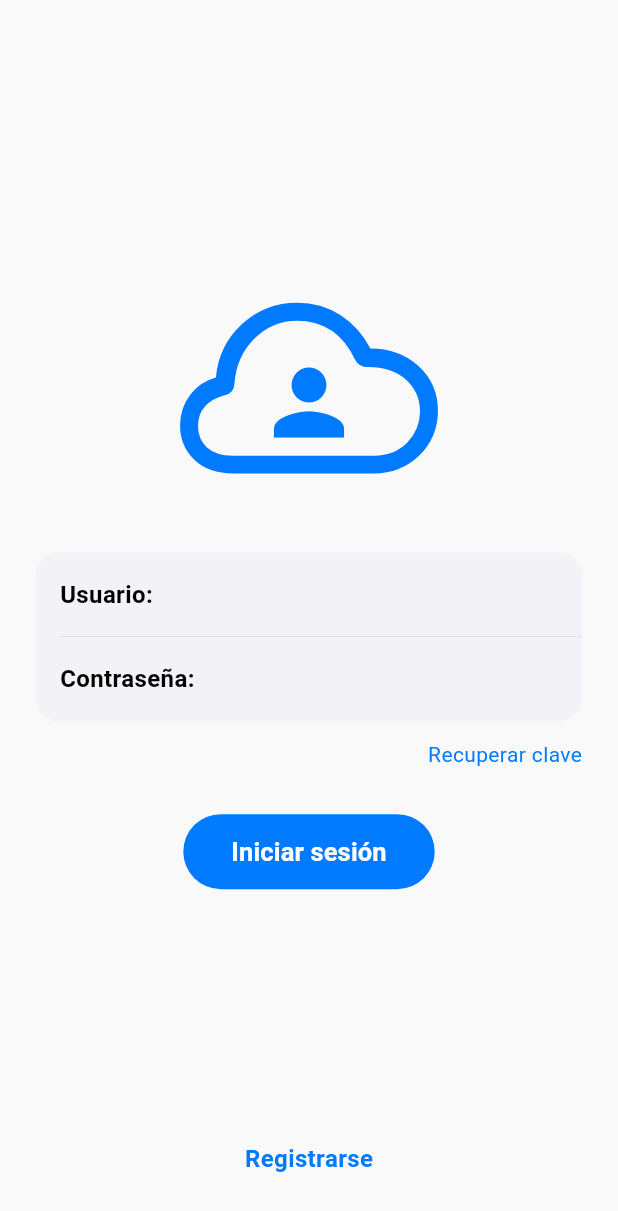
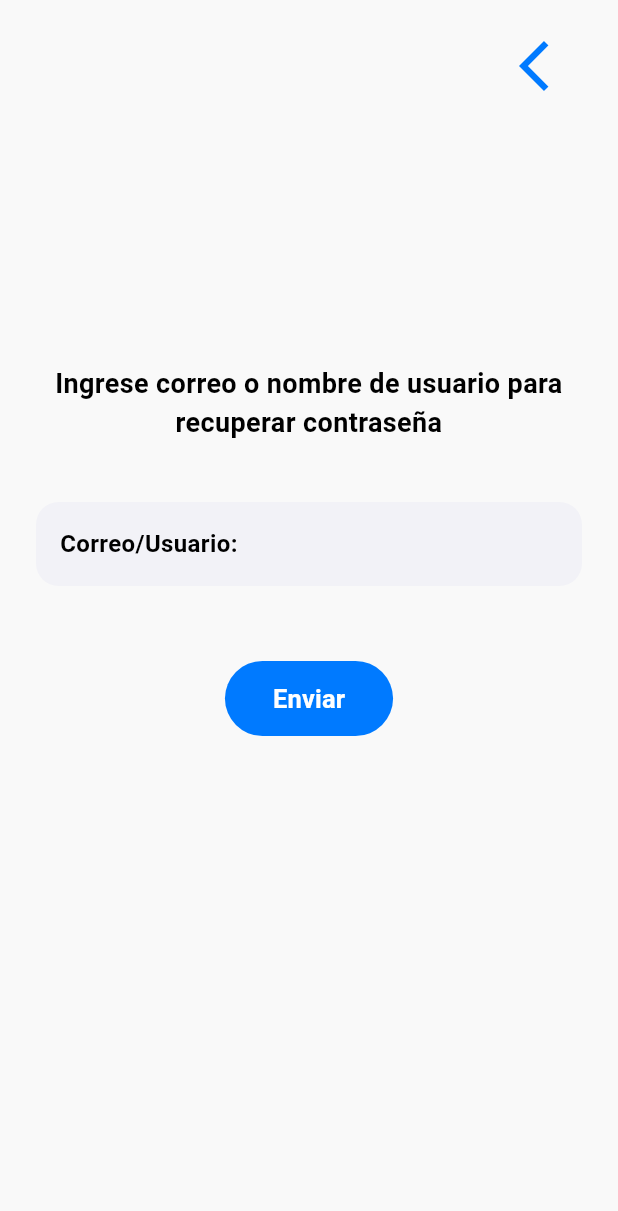
Before and after one commit to jhonsebastianasmiso/alarmas-educativas-ux, a Flutter app: the screen it shows after launch, after a tap on "Recuperar clave", on a phone screen of 412 x 824 dp. Shown: the top 1211 px of the screen. Run offline on Flutter 3.47's test engine with Material 3 defaults, Android fonts, the phone set to English and light mode, and no system bars.

Commit message:
feat: Agregar pantalla de recuperar contraseña y reglas del equipo
- Creé la pantalla de recuperar contraseña de forma pixel-perfect
- Saqué el botón de volver a un componente reutilizable AppleHeader
- Ajusté el AppleFormField para soportar textos más largos sin salto de línea
- Dejé configurados los agentes de inteligencia artificial para maquetación y revisión UI

```diff
--- a/lib/features/auth/presentation/screens/login_screen.dart
+++ b/lib/features/auth/presentation/screens/login_screen.dart
@@ -3,6 +3,7 @@ import 'package:flutter/cupertino.dart';
 import '../../../../shared/widgets/forms/apple_style_form.dart';
 import '../../../../shared/widgets/layouts/web_layout.dart';
 import '../../../../shared/widgets/buttons/apple_button.dart';
+import 'recover_password_screen.dart';
 
 class LoginScreen extends StatefulWidget {
   const LoginScreen({super.key});
@@ -94,7 +95,12 @@ class _LoginScreenState extends State<LoginScreen> {
                           alignment: Alignment.centerRight,
                           child: GestureDetector(
                             onTap: () {
-                              // Navigate to recover password
+                              Navigator.push(
+                                context,
+                                MaterialPageRoute(
+                                  builder: (context) => const RecoverPasswordScreen(),
+                                ),
+                              );
                             },
                             child: Text(
                               'Recuperar clave',
--- /dev/null
+++ b/lib/features/auth/presentation/screens/recover_password_screen.dart
@@ -0,0 +1,111 @@
+import 'package:flutter/material.dart';
+import 'package:flutter/cupertino.dart';
+import '../../../../shared/widgets/forms/apple_style_form.dart';
+import '../../../../shared/widgets/layouts/web_layout.dart';
+import '../../../../shared/widgets/layouts/apple_header.dart';
+import '../../../../shared/widgets/buttons/apple_button.dart';
+
+class RecoverPasswordScreen extends StatefulWidget {
+  const RecoverPasswordScreen({super.key});
+
+  @override
+  State<RecoverPasswordScreen> createState() => _RecoverPasswordScreenState();
+}
+
+class _RecoverPasswordScreenState extends State<RecoverPasswordScreen> {
+  final _emailController = TextEditingController();
+  final Color primaryBlue = const Color(0xFF007AFF); // Apple iOS Blue
+
+  @override
+  void dispose() {
+    _emailController.dispose();
+    super.dispose();
+  }
+
+  void _recoverPassword() {
+    // Implement recovery logic here
+  }
+
+  @override
+  Widget build(BuildContext context) {
+    return Scaffold(
+      backgroundColor: const Color(
+        0xFFF9F9F9,
+      ), // Slight greyish white for background
+      body: SafeArea(
+        child: Column(
+          children: [
+            const Padding(
+              padding: EdgeInsets.only(top: 24.0, right: 36.0),
+              child: AppleHeader(showBackButton: true),
+            ),
+            Expanded(
+              child: LayoutBuilder(
+                builder: (context, constraints) {
+                  return WebLayout(
+                    maxWidth: 600,
+                    child: SingleChildScrollView(
+                      padding: const EdgeInsets.symmetric(
+                        horizontal: 24.0,
+                        vertical: 24.0,
+                      ),
+                      child: ConstrainedBox(
+                        constraints: BoxConstraints(
+                          minHeight: constraints.maxHeight - 48,
+                        ), // minus padding
+                        child: IntrinsicHeight(
+                          child: Column(
+                            crossAxisAlignment: CrossAxisAlignment.center,
+                            children: [
+                              const Spacer(flex: 1),
+
+                              // Title text
+                              const Text(
+                                'Ingrese correo o nombre de usuario para recuperar contraseña',
+                                textAlign: TextAlign.center,
+                                style: TextStyle(
+                                  fontSize: 18,
+                                  fontWeight: FontWeight.w600,
+                                  color: Colors.black,
+                                ),
+                              ),
+
+                              const SizedBox(height: 40),
+
+                              // Input field
+                              AppleFormGroup(
+                                children: [
+                                  AppleFormField(
+                                    controller: _emailController,
+                                    label: 'Correo/Usuario:',
+                                    showClearButton: true,
+                                    labelWidth: 130.0,
+                                  ),
+                                ],
+                              ),
+
+                              const SizedBox(height: 50),
+
+                              // Enviar button
+                              AppleButton(
+                                text: 'Enviar',
+                                onPressed: _recoverPassword,
+                                isFullWidth: false,
+                              ),
+
+                              const Spacer(flex: 2),
+                            ],
+                          ),
+                        ),
+                      ),
+                    ),
+                  );
+                },
+              ),
+            ),
+          ],
+        ),
+      ),
+    );
+  }
+}
--- a/lib/shared/widgets/forms/apple_style_form.dart
+++ b/lib/shared/widgets/forms/apple_style_form.dart
@@ -44,6 +44,7 @@ class AppleFormField extends StatefulWidget {
   final TextInputType keyboardType;
   final bool showClearButton;
   final ValueChanged<String>? onChanged;
+  final double labelWidth;
 
   const AppleFormField({
     super.key,
@@ -54,6 +55,7 @@ class AppleFormField extends StatefulWidget {
     this.keyboardType = TextInputType.text,
     this.showClearButton = false,
     this.onChanged,
+    this.labelWidth = 100.0,
   });
 
   @override
@@ -93,7 +95,7 @@ class _AppleFormFieldState extends State<AppleFormField> {
         crossAxisAlignment: CrossAxisAlignment.center,
         children: [
           SizedBox(
-            width: 100, // Fixed width for labels to align properly
+            width: widget.labelWidth, // Dynamic width for labels
             child: Text(
               widget.label,
               style: const TextStyle(
--- /dev/null
+++ b/lib/shared/widgets/layouts/apple_header.dart
@@ -0,0 +1,36 @@
+import 'package:flutter/material.dart';
+
+class AppleHeader extends StatelessWidget {
+  final bool showBackButton;
+  final VoidCallback? onBackPressed;
+
+  const AppleHeader({
+    super.key,
+    this.showBackButton = true,
+    this.onBackPressed,
+  });
+
+  @override
+  Widget build(BuildContext context) {
+    if (!showBackButton) {
+      return const SizedBox(height: 40); // Placeholder to keep spacing if no button
+    }
+
+    return Align(
+      alignment: Alignment.centerRight,
+      child: GestureDetector(
+        onTap: onBackPressed ??
+            () {
+              if (Navigator.canPop(context)) {
+                Navigator.pop(context);
+              }
+            },
+        child: const Icon(
+          Icons.arrow_back_ios_new,
+          size: 40,
+          color: Color(0xFF007AFF), // Apple iOS Blue
+        ),
+      ),
+    );
+  }
+}
```
